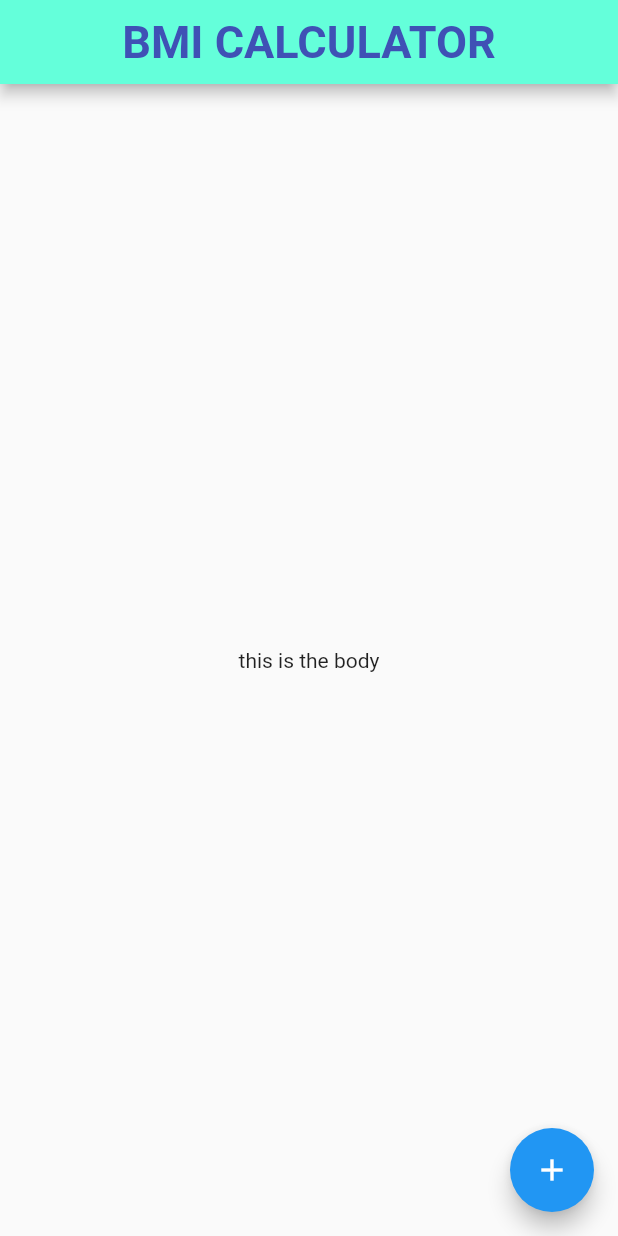
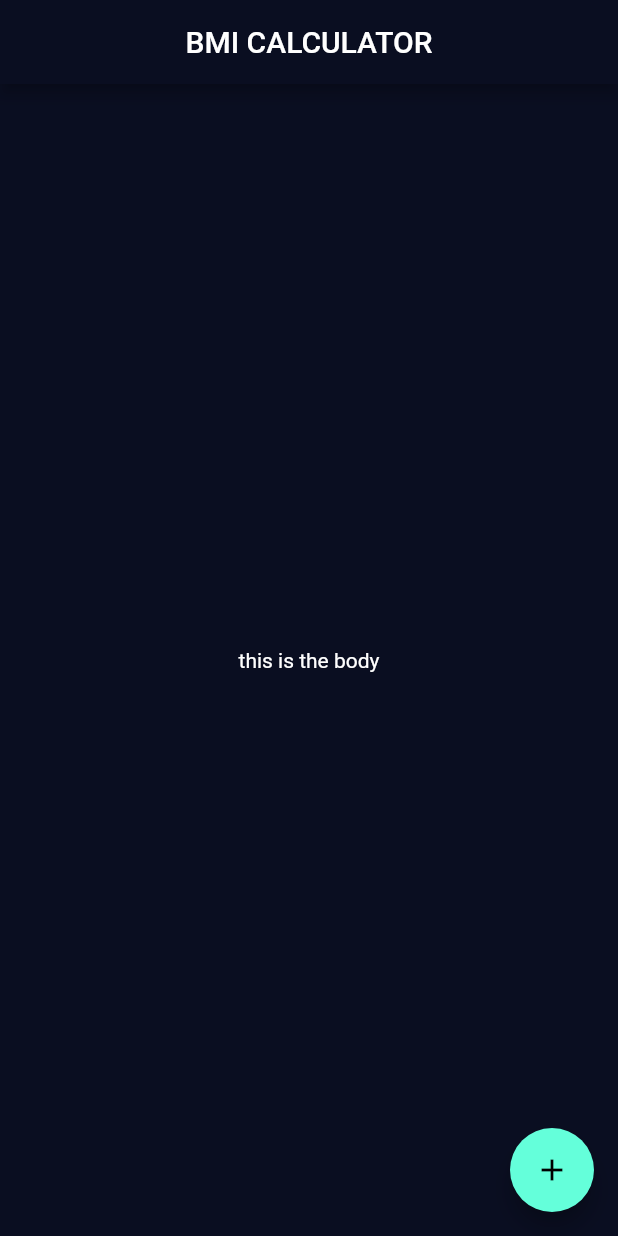
Before and after one commit to Abhi902/BMI-CALCULATOR, a Flutter app: the screen it shows after launch, on a phone screen of 412 x 824 dp. Run offline on Flutter 3.47's test engine with Material 2 defaults, Android fonts, the phone set to English and light mode, and no system bars.

Commit message:
second commit

```diff
--- a/lib/main.dart
+++ b/lib/main.dart
@@ -16,18 +16,17 @@ class _MyAppState extends State<MyApp> {
   Widget build(BuildContext context) {
     return MaterialApp(
       debugShowCheckedModeBanner: false,
+      theme: ThemeData(
+        primaryColor: Color(0xFF0A0E21),
+        accentColor: Colors.tealAccent,
+        scaffoldBackgroundColor: Color(0xFF0A0E21),
+        textTheme: TextTheme(bodyText2: TextStyle(color: Colors.white)),
+      ),
       home: Scaffold(
         appBar: AppBar(
-          backgroundColor: Colors.tealAccent,
+          backgroundColor: Color(0xFF0A0E21),
           title: Center(
-            child: Text(
-              'BMI CALCULATOR',
-              style: TextStyle(
-                fontWeight: FontWeight.bold,
-                fontSize: 30,
-                color: Colors.indigo,
-              ),
-            ),
+            child: Text('BMI CALCULATOR'),
           ),
         ),
         body: Center(
```
